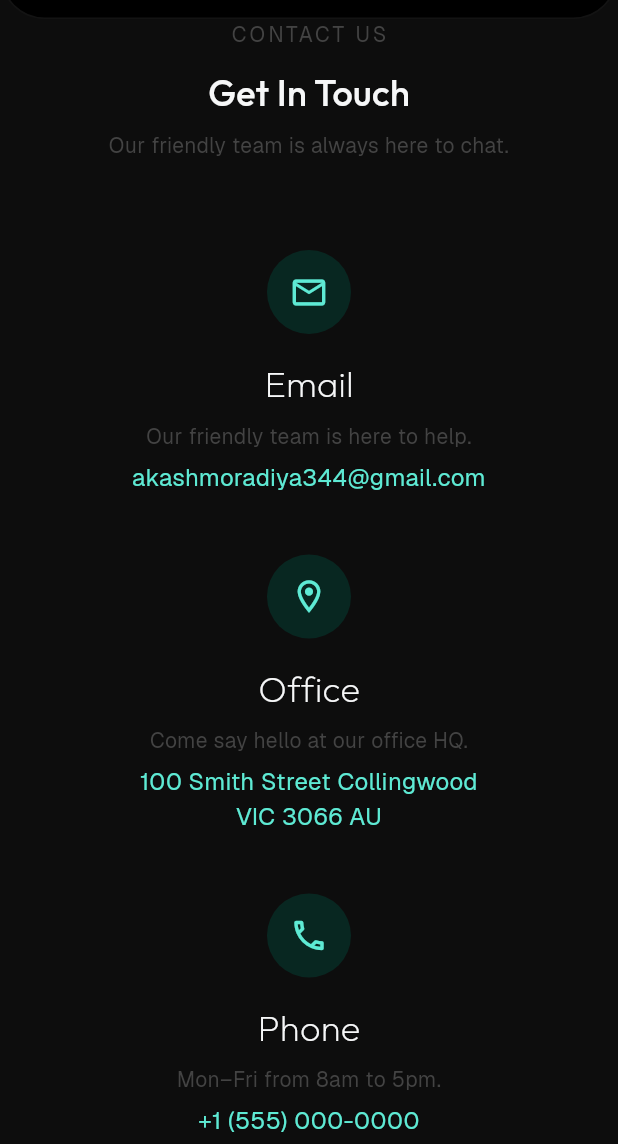
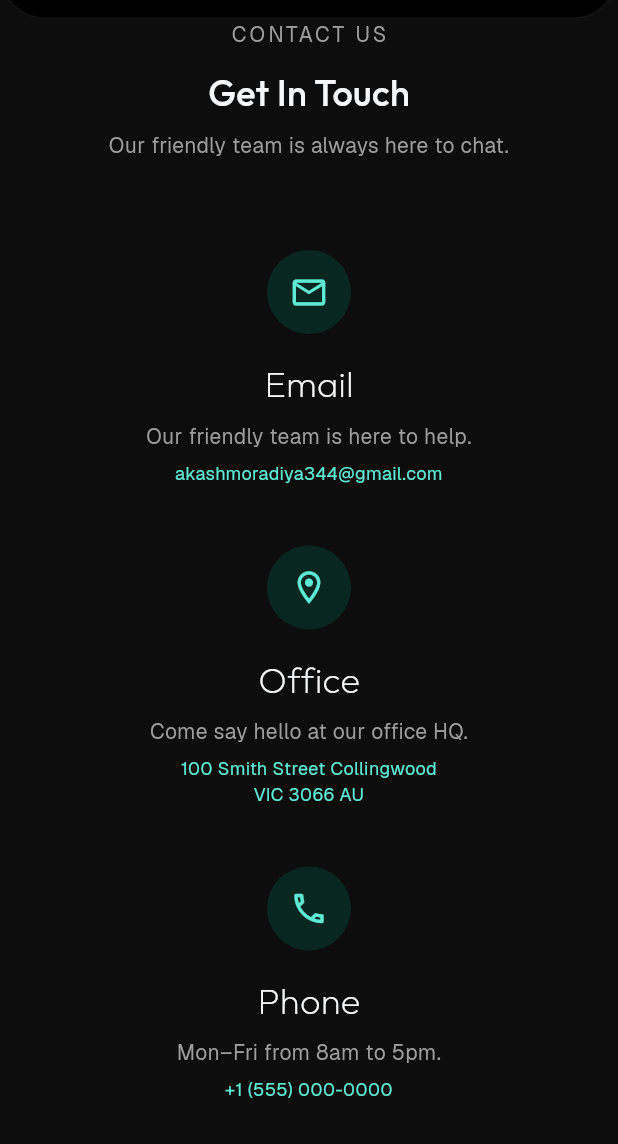
Before and after one commit to aswin402/artgallery_FlutterApp, a Flutter app: the screen it shows after launch, after a tap on the "light mode" icon, on a phone screen of 412 x 824 dp, the part 92-1236 px from its top. Run offline on Flutter 3.47's test engine with Material 3 defaults, Android fonts, the phone set to English and light mode, and no system bars; our stand-ins replace google_fonts.

Commit message:
style: contact us page

```diff
--- a/lib/core/theme/app_colors.dart
+++ b/lib/core/theme/app_colors.dart
@@ -43,6 +43,8 @@ class LightTokens {
 
   //font
   static const fontcolor = Color.fromARGB(255, 0, 0, 0);
+  static const fontcolorprimary = Color.fromARGB(255, 25, 25, 25);
+  static const fontcolorsecondary = Color.fromARGB(255, 227, 230, 230);
 }
 
 class DarkTokens {
@@ -87,5 +89,7 @@ class DarkTokens {
   static const secondaryButtonBg = Color.fromARGB(255, 23, 23, 24);
 
   //font
-   static const fontcolor = Color.fromARGB(255, 246, 247, 248);
+  static const fontcolor = Color.fromARGB(255, 246, 247, 248);
+  static const fontcolorprimary = Color.fromARGB(255, 157, 157, 157);
+  static const fontcolorsecondary = Color.fromARGB(255, 227, 230, 230);
 }
--- a/lib/core/theme/app_text.dart
+++ b/lib/core/theme/app_text.dart
@@ -57,6 +57,14 @@ class AppText {
     );
   }
 
+    static TextStyle small(BuildContext context) {
+    return GoogleFonts.geist(
+      fontSize: 12,
+      fontWeight: FontWeight.w400,
+      color: Theme.of(context).colorScheme.onSurfaceVariant,
+    );
+  }
+
   // Mono – Prices, IDs (Geist Mono)
   static TextStyle mono(BuildContext context) {
     return GoogleFonts.geistMono(
--- a/lib/core/theme/app_theme.dart
+++ b/lib/core/theme/app_theme.dart
@@ -43,6 +43,8 @@ class AppTheme {
         secondarybutton: LightTokens.secondaryButton,
         secondarybuttonbg: LightTokens.secondaryButtonBg,
         fontcolor: LightTokens.fontcolor,
+        fontcolorprimary: LightTokens.fontcolorprimary,
+        fontcolorsecondary: LightTokens.fontcolorsecondary,
       ),
     ],
 
@@ -97,6 +99,8 @@ class AppTheme {
         secondarybutton: DarkTokens.secondaryButton,
         secondarybuttonbg: DarkTokens.secondaryButtonBg,
         fontcolor: DarkTokens.fontcolor,
+        fontcolorprimary: DarkTokens.fontcolorprimary,
+        fontcolorsecondary: DarkTokens.fontcolorsecondary,
       ),
     ],
 
--- a/lib/core/theme/app_tokens.dart
+++ b/lib/core/theme/app_tokens.dart
@@ -26,6 +26,8 @@ class AppTokens extends ThemeExtension<AppTokens> {
   final Color secondarybutton;
   final Color secondarybuttonbg;
   final Color fontcolor;
+  final Color fontcolorprimary;
+  final Color fontcolorsecondary;
 
   const AppTokens({
     required this.background,
@@ -52,6 +54,8 @@ class AppTokens extends ThemeExtension<AppTokens> {
     required this.secondarybutton,
     required this.secondarybuttonbg,
     required this.fontcolor,
+    required this.fontcolorprimary,
+    required this.fontcolorsecondary,
   });
 
   @override
@@ -80,6 +84,8 @@ class AppTokens extends ThemeExtension<AppTokens> {
     Color? secondarybutton,
     Color? secondarybuttonbg,
     Color? fontcolor,
+    Color? fontcolorprimary,
+    Color? fontcolorsecondary,
   }) {
     return AppTokens(
       background: background ?? this.background,
@@ -106,6 +112,8 @@ class AppTokens extends ThemeExtension<AppTokens> {
       secondarybutton: secondarybutton ?? this.secondarybutton,
       secondarybuttonbg: secondarybuttonbg ?? this.secondarybuttonbg,
       fontcolor: fontcolor ?? this.fontcolor,
+      fontcolorprimary: fontcolorprimary ?? this.fontcolorprimary,
+      fontcolorsecondary: fontcolorsecondary ?? this.fontcolorsecondary,
     );
   }
 
@@ -153,6 +161,12 @@ class AppTokens extends ThemeExtension<AppTokens> {
         t,
       )!,
       fontcolor: Color.lerp(fontcolor, other.fontcolor, t)!,
+      fontcolorprimary: Color.lerp(fontcolorprimary, other.fontcolorprimary, t)!,
+      fontcolorsecondary: Color.lerp(
+        fontcolorsecondary,
+        other.fontcolorsecondary,
+        t,
+      )!,
     );
   }
 }
--- a/lib/pages/contactus/contact_item.dart
+++ b/lib/pages/contactus/contact_item.dart
@@ -41,14 +41,14 @@ class ContactItem extends StatelessWidget {
         Text(
           description,
           style:  AppText.muted(context).copyWith(
-            color: context.colors.muted,
+            color: context.colors.fontcolorprimary,
           ),
           textAlign: TextAlign.center,
         ),
         const SizedBox(height: 6),
         Text(
           value,
-          style:  AppText.body(context).copyWith(
+          style:  AppText.small(context).copyWith(
             color: context.colors.primary,
           ),
           textAlign: TextAlign.center,
--- a/lib/pages/contactus/contact_us_page.dart
+++ b/lib/pages/contactus/contact_us_page.dart
@@ -14,7 +14,7 @@ class ContactUsPage extends StatelessWidget {
                Text(
                 "CONTACT US",
                 style: AppText.muted(context).copyWith(
-                  color: context.colors.muted,
+                  color: context.colors.fontcolorprimary,
                   letterSpacing: 2,
                 ),
               ),
@@ -29,7 +29,7 @@ class ContactUsPage extends StatelessWidget {
                Text(
                 "Our friendly team is always here to chat.",
                 style: AppText.muted(context).copyWith(
-                  color: context.colors.muted,
+                  color: context.colors.fontcolorprimary,
                 ),
                 textAlign: TextAlign.center,
               ),
```
